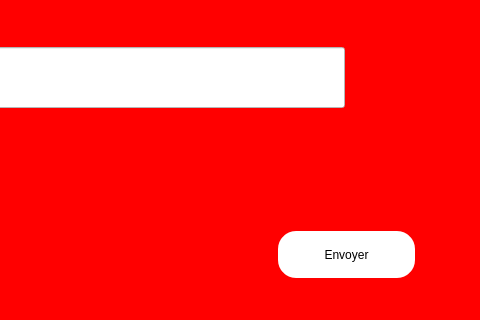
First picture: the form in chatbotdialog.ui, repository 24-25PCPP2A27/projet2a-2a27-smart-mechanical-maintenance-center, before the edit; both pictures show x 458 to 938 and y 433 to 753 of the 938 by 753 pixel window.
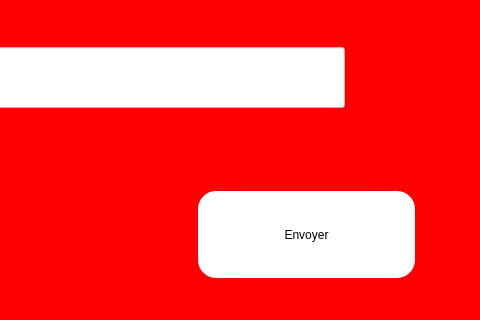
Second picture: the form after the edit.

The edit to the form file:
```diff
--- a/chatbotdialog.ui
+++ b/chatbotdialog.ui
@@ -19,10 +19,10 @@
   <widget class="QPushButton" name="sendButton">
    <property name="geometry">
     <rect>
-     <x>734</x>
-     <y>662</y>
-     <width>141</width>
-     <height>51</height>
+     <x>654</x>
+     <y>622</y>
+     <width>221</width>
+     <height>91</height>
     </rect>
    </property>
    <property name="styleSheet">
```
